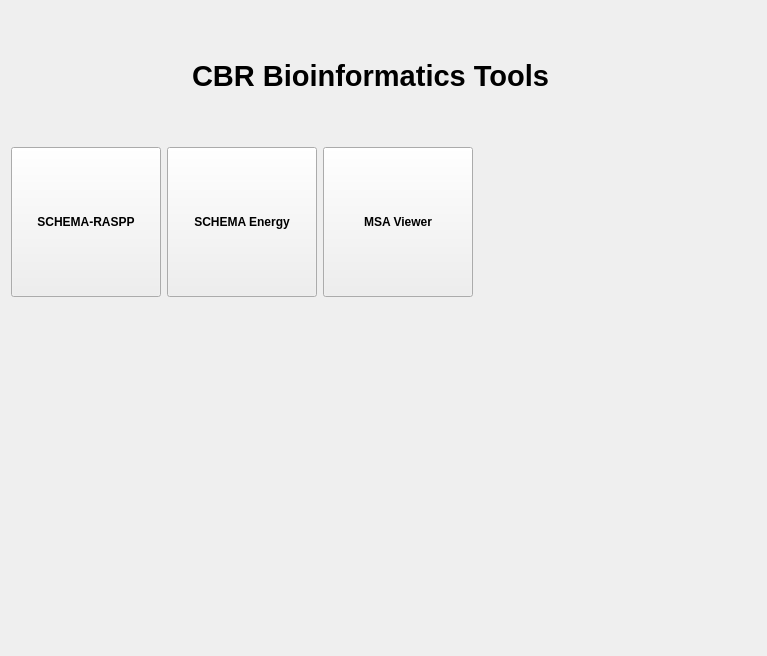
The window that cbr/main/Main.ui (TUM-CBR/pymol-plugins) describes before a commit, drawn with Qt 5.
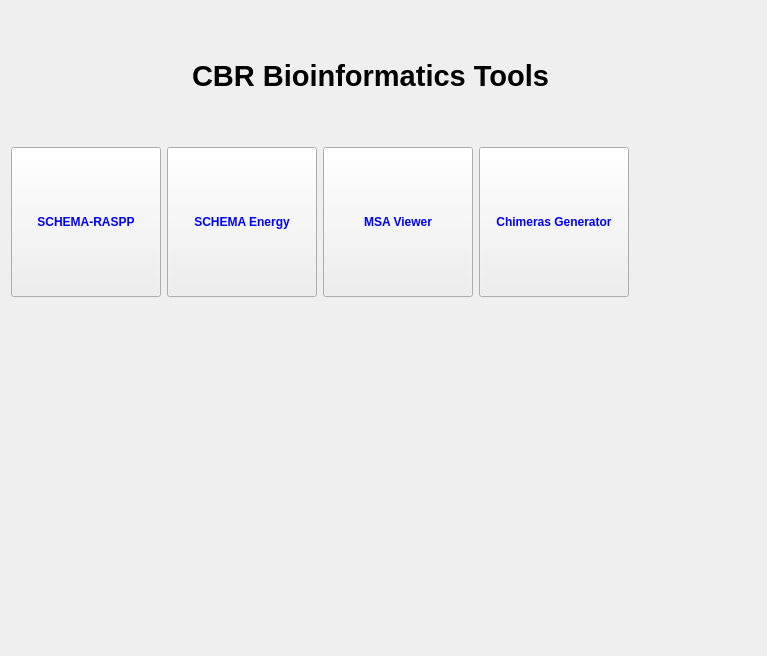
The same window after the commit. Icons and pictures are not drawn.

Patch:
```diff
--- a/cbr/main/Main.ui
+++ b/cbr/main/Main.ui
@@ -19,6 +19,7 @@
 	min-width: 128px;
 	min-height: 128px;
 	font-weight: bold;
+	color: blue;
 }</string>
   </property>
   <layout class="QVBoxLayout" name="verticalLayout">
@@ -136,6 +137,17 @@
        </property>
       </widget>
      </item>
+     <item>
+      <widget class="QPushButton" name="chimerasButton">
+       <property name="styleSheet">
+        <string notr="true">image: url(:/resources/chimeras.jpg);
+</string>
+       </property>
+       <property name="text">
+        <string>Chimeras Generator</string>
+       </property>
+      </widget>
+     </item>
      <item>
       <spacer name="horizontalSpacer_2">
        <property name="orientation">
```
